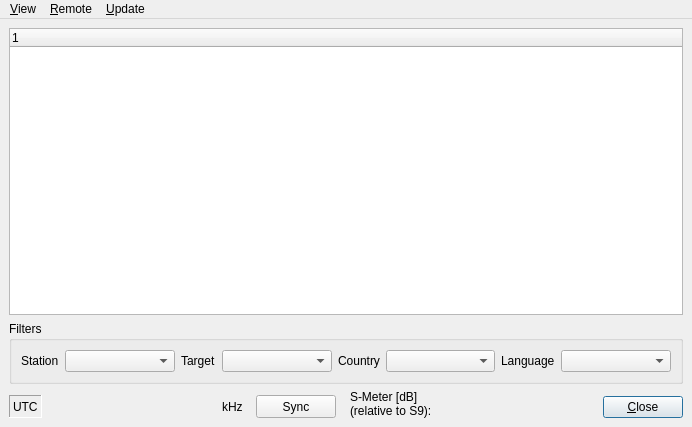
Drm-tools/dream, file src/GUI-QT/StationsDlgbase.ui: the form before one commit.
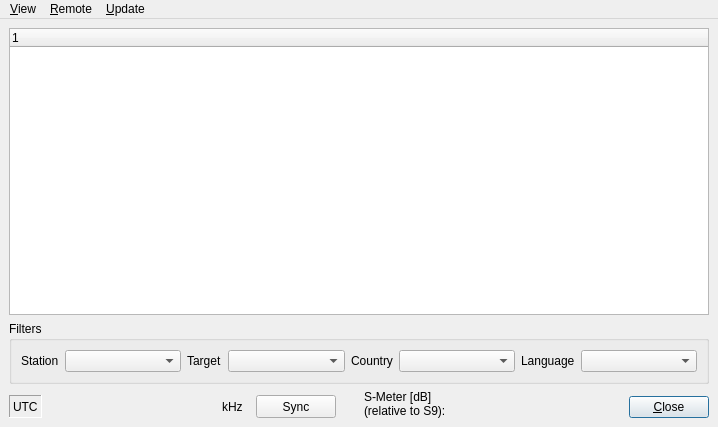
The form after the commit. Icons and pictures are not drawn. Custom widgets are drawn as their Qt base class.

Commit message: Column headers were set to a minimum of 131. Changed this to 30. Apparently macOS ignored this whereas Linux did not.

The edit to the form file:
```diff
--- a/src/GUI-QT/StationsDlgbase.ui
+++ b/src/GUI-QT/StationsDlgbase.ui
@@ -6,7 +6,7 @@
    <rect>
     <x>0</x>
     <y>0</y>
-    <width>692</width>
+    <width>718</width>
     <height>427</height>
    </rect>
   </property>
@@ -30,6 +30,9 @@
       <property name="uniformRowHeights">
        <bool>true</bool>
       </property>
+      <attribute name="headerMinimumSectionSize">
+       <number>30</number>
+      </attribute>
       <column>
        <property name="text">
         <string/>
@@ -341,8 +344,8 @@
     <rect>
      <x>0</x>
      <y>0</y>
-     <width>692</width>
-     <height>39</height>
+     <width>718</width>
+     <height>33</height>
     </rect>
    </property>
    <widget class="QMenu" name="menuView">
```
